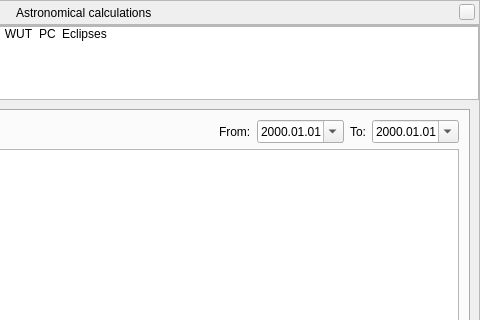
The window that src/gui/astroCalcDialog.ui (Stellarium/stellarium) describes before a commit, drawn with Qt 5; both pictures show x 286 to 766 and y 0 to 320 of the 766 by 447 pixel window.
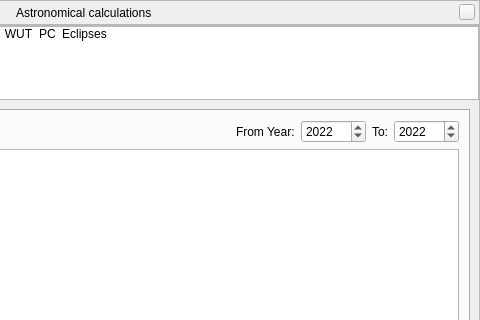
The same window after the commit. The open tabs and pages were chosen to show the change. Icons and pictures are not drawn. Custom widgets are drawn as their Qt base class.

Commit message: allow more years in astrocalc-eclipses

Patch:
```diff
--- a/src/gui/astroCalcDialog.ui
+++ b/src/gui/astroCalcDialog.ui
@@ -2791,20 +2791,20 @@
                   <item>
                    <widget class="QLabel" name="lunareclipseFromLabel">
                     <property name="text">
-                     <string>From:</string>
+                     <string>From Year:</string>
                     </property>
                    </widget>
                   </item>
                   <item>
-                   <widget class="QDateEdit" name="lunareclipseFromDateEdit">
-                    <property name="wrapping">
-                     <bool>true</bool>
-                    </property>
-                    <property name="displayFormat">
-                     <string notr="true">yyyy.MM.dd</string>
-                    </property>
-                    <property name="calendarPopup">
-                     <bool>true</bool>
+                    <widget class="QSpinBox" name="lunareclipseFromYearSpinBox">
+                     <property name="maximum">
+                      <number>17000</number>
+                      </property>
+                      <property name="minimum">
+                      <number>-13000</number>
+                      </property>
+                      <property name="value">
+                       <number>2022</number>
                     </property>
                    </widget>
                   </item>
@@ -2820,15 +2820,15 @@
                    </widget>
                   </item>
                   <item>
-                   <widget class="QDateEdit" name="lunareclipseToDateEdit">
-                    <property name="wrapping">
-                     <bool>true</bool>
-                    </property>
-                    <property name="displayFormat">
-                     <string notr="true">yyyy.MM.dd</string>
-                    </property>
-                    <property name="calendarPopup">
-                     <bool>true</bool>
+                    <widget class="QSpinBox" name="lunareclipseToYearSpinBox">
+                     <property name="maximum">
+                      <number>17000</number>
+                      </property>
+                      <property name="minimum">
+                      <number>-13000</number>
+                      </property>
+                      <property name="value">
+                       <number>2022</number>
                     </property>
                    </widget>
                   </item>
```
Left out of the diff: 64 changed lines with no effect on the pictures. Lines whose indentation alone changed are shown as unchanged. The commit also changes 1 other file.
